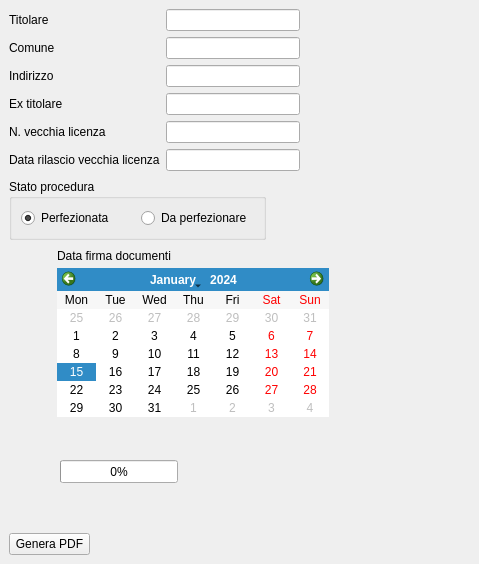
First picture: the form in ui.ui, repository sgrc31/fideiussioni_sinagi, before the edit.
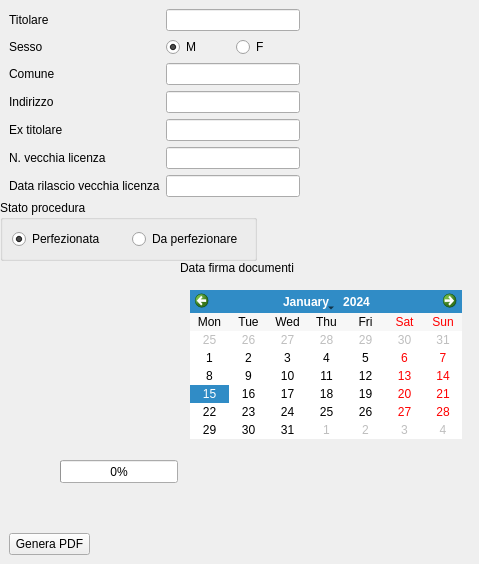
Second picture: the form after the edit.

Commit message:
Sistema la questione di genere
Fatta anche un po' di pulizia nelle funzioni che creano i pdf

```diff
--- a/ui.ui
+++ b/ui.ui
@@ -29,8 +29,8 @@
   <widget class="QGroupBox" name="groupBox">
    <property name="geometry">
     <rect>
-     <x>9</x>
-     <y>179</y>
+     <x>0</x>
+     <y>200</y>
      <width>257</width>
      <height>61</height>
     </rect>
@@ -61,8 +61,8 @@
   <widget class="QCalendarWidget" name="calendarWidget">
    <property name="geometry">
     <rect>
-     <x>57</x>
-     <y>268</y>
+     <x>190</x>
+     <y>290</y>
      <width>272</width>
      <height>149</height>
     </rect>
@@ -83,8 +83,8 @@
   <widget class="QLabel" name="label_7">
    <property name="geometry">
     <rect>
-     <x>57</x>
-     <y>248</y>
+     <x>180</x>
+     <y>260</y>
      <width>135</width>
      <height>16</height>
     </rect>
@@ -106,13 +106,13 @@
     <number>0</number>
    </property>
   </widget>
-  <widget class="QWidget" name="">
+  <widget class="QWidget" name="layoutWidget">
    <property name="geometry">
     <rect>
      <x>9</x>
      <y>9</y>
      <width>291</width>
-     <height>164</height>
+     <height>192</height>
     </rect>
    </property>
    <layout class="QFormLayout" name="formLayout">
@@ -129,7 +129,7 @@
     <item row="0" column="1">
      <widget class="QLineEdit" name="line_titolare"/>
     </item>
-    <item row="1" column="0">
+    <item row="2" column="0">
      <widget class="QLabel" name="label_2">
       <property name="text">
        <string>Comune</string>
@@ -139,10 +139,10 @@
       </property>
      </widget>
     </item>
-    <item row="1" column="1">
+    <item row="2" column="1">
      <widget class="QLineEdit" name="line_comune"/>
     </item>
-    <item row="2" column="0">
+    <item row="3" column="0">
      <widget class="QLabel" name="label_3">
       <property name="text">
        <string>Indirizzo</string>
@@ -152,10 +152,10 @@
       </property>
      </widget>
     </item>
-    <item row="2" column="1">
+    <item row="3" column="1">
      <widget class="QLineEdit" name="line_indirizzo"/>
     </item>
-    <item row="3" column="0">
+    <item row="4" column="0">
      <widget class="QLabel" name="label_4">
       <property name="text">
        <string>Ex titolare</string>
@@ -165,10 +165,10 @@
       </property>
      </widget>
     </item>
-    <item row="3" column="1">
+    <item row="4" column="1">
      <widget class="QLineEdit" name="line_extitolare"/>
     </item>
-    <item row="4" column="0">
+    <item row="5" column="0">
      <widget class="QLabel" name="label_5">
       <property name="text">
        <string>&lt;html&gt;&lt;head/&gt;&lt;body&gt;&lt;p&gt;N. vecchia licenza&lt;/p&gt;&lt;/body&gt;&lt;/html&gt;</string>
@@ -178,10 +178,10 @@
       </property>
      </widget>
     </item>
-    <item row="4" column="1">
+    <item row="5" column="1">
      <widget class="QLineEdit" name="line_nlicenza"/>
     </item>
-    <item row="5" column="0">
+    <item row="6" column="0">
      <widget class="QLabel" name="label_6">
       <property name="text">
        <string>Data rilascio vecchia licenza</string>
@@ -191,9 +191,40 @@
       </property>
      </widget>
     </item>
-    <item row="5" column="1">
+    <item row="6" column="1">
      <widget class="QLineEdit" name="line_datalicenza"/>
     </item>
+    <item row="1" column="0">
+     <widget class="QLabel" name="label_8">
+      <property name="text">
+       <string>Sesso</string>
+      </property>
+      <property name="buddy">
+       <cstring>radio_sessof</cstring>
+      </property>
+     </widget>
+    </item>
+    <item row="1" column="1">
+     <layout class="QHBoxLayout" name="horizontalLayout_2">
+      <item>
+       <widget class="QRadioButton" name="radio_sessom">
+        <property name="text">
+         <string>M</string>
+        </property>
+        <property name="checked">
+         <bool>true</bool>
+        </property>
+       </widget>
+      </item>
+      <item>
+       <widget class="QRadioButton" name="radio_sessof">
+        <property name="text">
+         <string>F</string>
+        </property>
+       </widget>
+      </item>
+     </layout>
+    </item>
    </layout>
   </widget>
  </widget>
```
The commit also changes 1 other file.
